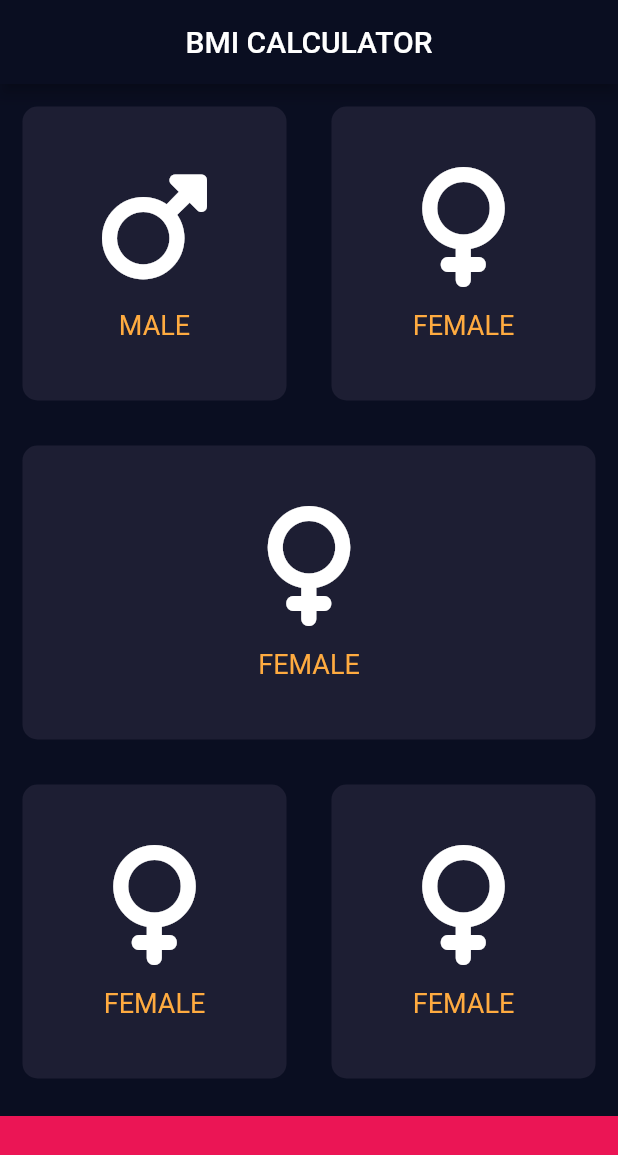
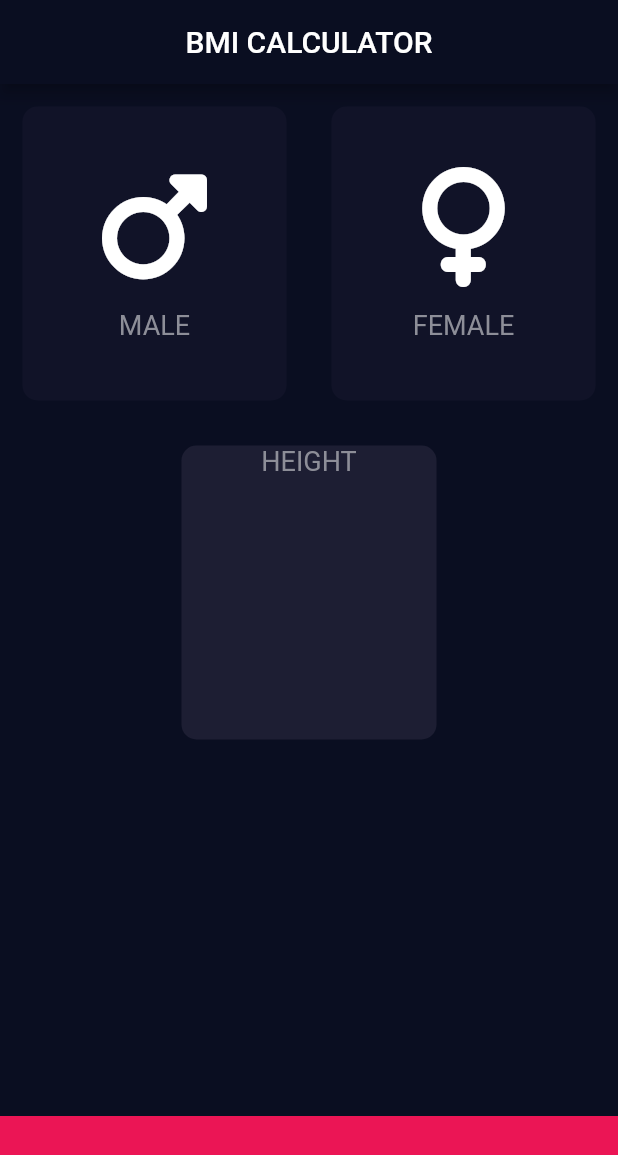
Before and after one commit to Feijai/flutterApp, a Flutter app: the screen it shows after launch, on a phone screen of 412 x 824 dp. Shown: the top 1155 px of the screen. Run offline on Flutter 3.47's test engine with Material 2 defaults, Android fonts, the phone set to English and light mode, and no system bars; our stand-ins replace audioplayers, font_awesome_flutter, rflutter_alert.

Commit message:
Temp update

```diff
--- /dev/null
+++ b/lib/constants.dart
@@ -0,0 +1,8 @@
+import 'package:flutter/material.dart';
+
+const activeCardColor = Color(0xFF1D1E33);
+const bottomContainerColour = Color(0xFFEB1555);
+const bottomContainerHeight = 80.0;
+const inactiveCardColour = Color(0xFF111328);
+const bottomTextColor = Color(0xFF8D8E98);
+const textStyle = TextStyle(fontSize: 18.0, color: bottomTextColor);
--- a/lib/icon_content.dart
+++ b/lib/icon_content.dart
@@ -1,7 +1,6 @@
 import 'package:flutter/material.dart';
+import 'constants.dart';
 
-const bottomTextColor = Color(0xFF8D8E98);
-const textStyle = TextStyle(fontSize: 18.0, color: bottomTextColor)
 class IconContent extends StatelessWidget {
   IconContent(
       this.icon,
--- a/lib/input_page.dart
+++ b/lib/input_page.dart
@@ -2,10 +2,9 @@ import 'package:flutter/material.dart';
 import 'package:font_awesome_flutter/font_awesome_flutter.dart';
 import 'icon_content.dart';
 import 'reusable_card.dart';
+import 'constants.dart';
 
-const activeCardColor = Color(0xFF1D1E33);
-const bottomContainerColour = Color(0xFFEB1555);
-const bottomContainerHeight = 80.0;
+enum Gender { male, female }
 
 class InputPage extends StatefulWidget {
   @override
@@ -13,6 +12,20 @@ class InputPage extends StatefulWidget {
 }
 
 class _InputPageState extends State<InputPage> {
+  // Color maleCardColor = inactiveCardColour;
+  // Color femaleCardColour = inactiveCardColour;
+  //
+  // void updateColor(Gender selectedGender) {
+  //   selectedGender == Gender.male && maleCardColor == inactiveCardColour
+  //       ? maleCardColor = activeCardColor
+  //       : maleCardColor = inactiveCardColour;
+  //   selectedGender == Gender.female && femaleCardColour == inactiveCardColour
+  //       ? femaleCardColour = activeCardColor
+  //       : femaleCardColour = inactiveCardColour;
+  // }
+
+  Gender? selectedGender;
+
   @override
   Widget build(BuildContext context) {
     return Scaffold(
@@ -27,33 +40,55 @@ class _InputPageState extends State<InputPage> {
                 child: Row(
               children: <Widget>[
                 Expanded(
-                  child: ReusableCard(activeCardColor,
-                      IconContent(FontAwesomeIcons.mars, 'MALE')),
+                  child: ReusableCard(
+                    selectedGender == Gender.male
+                        ? activeCardColor
+                        : inactiveCardColour,
+                    IconContent(FontAwesomeIcons.mars, 'MALE'),
+                    () {
+                      setState(() {
+                        selectedGender = Gender.male;
+                      });
+                    },
+                  ),
                 ),
                 Expanded(
-                  child: ReusableCard(activeCardColor,
-                      IconContent(FontAwesomeIcons.venus, 'FEMALE')),
+                  child: ReusableCard(
+                    selectedGender == Gender.female
+                        ? activeCardColor
+                        : inactiveCardColour,
+                    IconContent(FontAwesomeIcons.venus, 'FEMALE'),
+                    () {
+                      setState(() {
+                        selectedGender = Gender.female;
+                      });
+                    },
+                  ),
                 )
               ],
             )),
             Expanded(
-              child: Row(
-                children: <Widget>[
-                  Expanded(
-                    child: ReusableCard(activeCardColor,IconContent(FontAwesomeIcons.venus, 'FEMALE')),
-                  )
-                ],
+              child: ReusableCard(
+                  activeCardColor,
+                Column(
+                  children: <Widget>[
+                    Text('HEIGHT',style: textStyle,)
+                  ],
+                ),
+                  (){}
               ),
             ),
             Expanded(
               child: Row(
                 children: <Widget>[
-                  Expanded(
-                    child: ReusableCard(activeCardColor,IconContent(FontAwesomeIcons.venus, 'FEMALE')),
-                  ),
-                  Expanded(
-                    child: ReusableCard(activeCardColor,IconContent(FontAwesomeIcons.venus, 'FEMALE')),
-                  )
+                  // Expanded(
+                  //   child: ReusableCard(activeCardColor,
+                  //       IconContent(FontAwesomeIcons.venus, 'FEMALE')),
+                  // ),
+                  // Expanded(
+                  //   child: ReusableCard(activeCardColor,
+                  //       IconContent(FontAwesomeIcons.venus, 'FEMALE')),
+                  // )
                 ],
               ),
             ),
--- a/lib/reusable_card.dart
+++ b/lib/reusable_card.dart
@@ -1,19 +1,24 @@
 import 'package:flutter/material.dart';
 
 class ReusableCard extends StatelessWidget {
-  ReusableCard(this.colour, this.cardChild);
+  ReusableCard(this.colour, this.cardChild, this.onPress);
 
   final Color colour;
   final Widget cardChild;
+  final void Function()? onPress;
+
   @override
   Widget build(BuildContext context) {
-    return Container(
+    return GestureDetector(
+      onTap: onPress,
+      child: Container(
         margin: const EdgeInsets.all(15.0),
         decoration: BoxDecoration(
             color: colour, borderRadius: BorderRadius.circular((10.0))),
         height: 200.0,
         width: 170.0,
         child: cardChild,
+      ),
     );
   }
 }
```
Also changed, not shown: 1 other file. Lines whose indentation alone changed are shown as unchanged.
